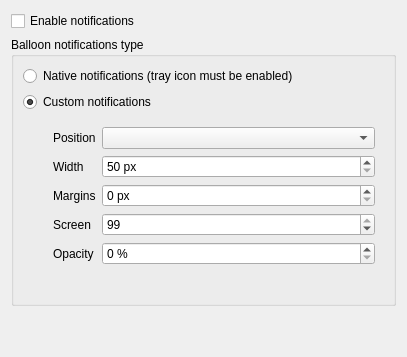
The window that src/librssguard/gui/settings/settingsnotifications.ui (martinrotter/rssguard) describes before a commit, drawn with Qt 5.
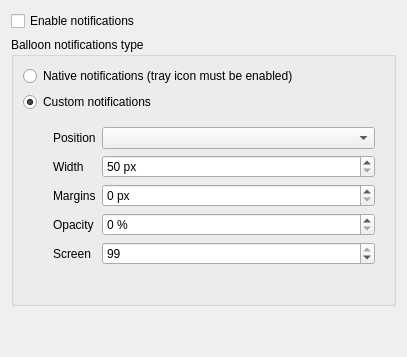
The same window after the commit. Custom widgets are drawn as their Qt base class.

Patch:
```diff
--- a/src/librssguard/gui/settings/settingsnotifications.ui
+++ b/src/librssguard/gui/settings/settingsnotifications.ui
@@ -119,7 +119,7 @@
            </property>
           </widget>
          </item>
-         <item row="3" column="0">
+         <item row="4" column="0">
           <widget class="QLabel" name="label_2">
            <property name="text">
             <string>Screen</string>
@@ -129,7 +129,7 @@
            </property>
           </widget>
          </item>
-         <item row="3" column="1">
+         <item row="4" column="1">
           <widget class="QSpinBox" name="m_sbScreen">
            <property name="value">
             <number>99</number>
@@ -143,7 +143,7 @@
            </property>
           </widget>
          </item>
-         <item row="4" column="1">
+         <item row="3" column="1">
           <widget class="QSpinBox" name="m_sbOpacity">
            <property name="suffix">
             <string notr="true"> %</string>
@@ -153,7 +153,7 @@
            </property>
           </widget>
          </item>
-         <item row="4" column="0">
+         <item row="3" column="0">
           <widget class="QLabel" name="label_5">
            <property name="text">
             <string>Opacity</string>
```
Left out of the diff: 1 changed line with no effect on the pictures.
